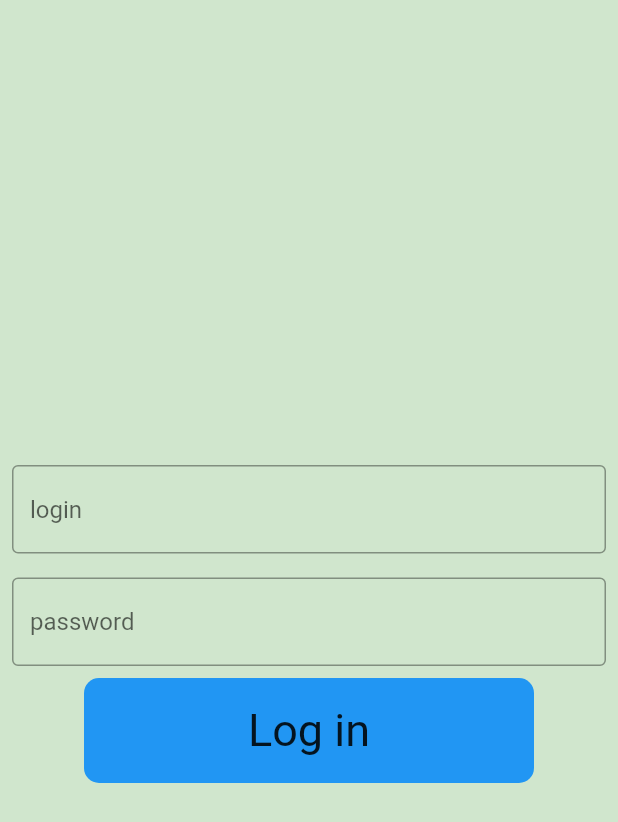
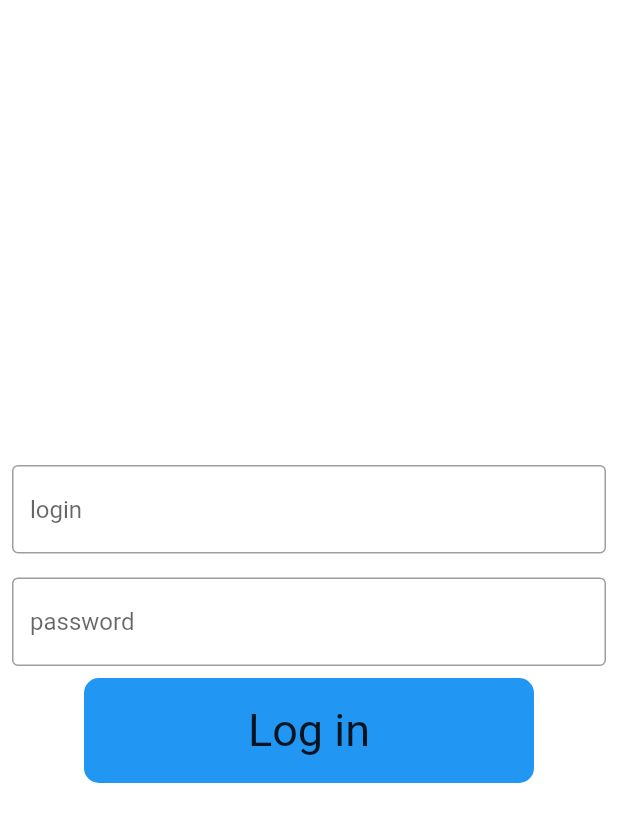
Before and after one commit to killerup12/novsu_mobile, a Flutter app: the screen it shows after launch, on a phone screen of 412 x 824 dp. Shown: the top 822 px of the screen. Run offline on Flutter 3.47's test engine with Material 2 defaults, Android fonts, the light colour scheme and no system bars; our stand-ins replace cookie_jar, dio, dio_cookie_manager, equatable, flutter_bloc, get_it and 1 more; accounts and stored records are empty; generated files the repository leaves out were written again.

Commit message:
Reworked theme and minor changes

```diff
--- a/lib/features/decorations/subject_widget.dart
+++ b/lib/features/decorations/subject_widget.dart
@@ -1,5 +1,5 @@
 import 'package:novsu_mobile/domain/models/journal.dart';
-import 'package:novsu_mobile/features/theme/theme_helper.dart';
+import 'package:novsu_mobile/features/utils/hex_color.dart';
 import 'package:flutter/material.dart';
 
 class SubjectWidget extends StatelessWidget {
@@ -16,7 +16,7 @@
   Widget build(BuildContext context) {
     return Container(
       foregroundDecoration: BoxDecoration(
-        border: Border.all(color: ThemeHelper.getAppTheme().colorGreen, width: 4),
+        border: Border.all(color: HexColor('#A8D793'), width: 4), //TODO add to theme
         borderRadius: BorderRadius.circular(25),
       ),
       child: Padding(
--- a/lib/features/screens/services/services_screen.dart
+++ b/lib/features/screens/services/services_screen.dart
@@ -23,7 +23,6 @@
               onTap: () => BlocProvider.of<ServicesBloc>(context).add(LogOutEvent()),
               child: const Icon(
                 Icons.sensor_door_outlined,
-                color: Colors.red, //TODO add to theme
               ),
             )
           ],
--- a/lib/features/screens/splash/bloc/splash_bloc.dart
+++ b/lib/features/screens/splash/bloc/splash_bloc.dart
@@ -31,7 +31,6 @@
           // emit(StepEvent(
           //     step: 'await novsuApi.getMainProfilePage(); //TODO rework')); //TODO remove
           // await novsuApi.getMainProfilePage(); //TODO rework
-
           emit(StepEvent(step: 'memoryAccessProviderl.setTimetable')); //TODO remove
 
           memoryAccessProvider.setTimetable(await novsuApi.getTimetable(
--- a/lib/features/theme/app_theme.dart
+++ b/lib/features/theme/app_theme.dart
@@ -3,9 +3,25 @@
 abstract class AppTheme {
   ThemeData get theme;
 
-  Color get colorLightGreen;
+  Color get colorLessonTypeLecture;
 
-  Color get colorGreen;
+  Color get colorLessonTypePractice;
 
-  Color get colorRed;
+  Color get colorLessonTypeUnknown;
+
+  Color get colorStudyDayBorder;
+
+  Color get colorDisciplineDetails;
+
+  TextStyle get textStyleForDayOfTheWeek;
+
+  TextStyle get textStyleForLessonTypeName;
+
+  TextStyle get textStyleForDisciplineName;
+
+  TextStyle get textStyleForDisciplineDetails;
+
+  TextStyle get textStyleForStartingLessonTime;
+
+  TextStyle get textStyleForEndingLessonTime;
 }
--- a/lib/features/theme/main_theme.dart
+++ b/lib/features/theme/main_theme.dart
@@ -2,28 +2,34 @@
 import 'package:novsu_mobile/features/utils/hex_color.dart';
 import 'package:flutter/material.dart';
 
-Map<int, Color> _colorGreen = {
-  50:  const  Color.fromRGBO(208, 230, 205, .1),
-  100: const  Color.fromRGBO(208, 230, 205, .2),
-  200: const  Color.fromRGBO(208, 230, 205, .3),
-  300: const  Color.fromRGBO(208, 230, 205, .4),
-  500: const  Color.fromRGBO(208, 230, 205, .6),
-  400: const  Color.fromRGBO(208, 230, 205, .5),
-  600: const  Color.fromRGBO(208, 230, 205, .7),
-  700: const  Color.fromRGBO(208, 230, 205, .8),
-  800: const  Color.fromRGBO(208, 230, 205, .9),
-  900: const  Color.fromRGBO(208, 230, 205, 1),
+Map<int, Color> _colorMaterialDarkBlue = {
+  50:  const  Color.fromRGBO(1, 86, 151, .1),
+  100: const  Color.fromRGBO(1, 86, 151, .2),
+  200: const  Color.fromRGBO(1, 86, 151, .3),
+  300: const  Color.fromRGBO(1, 86, 151, .4),
+  500: const  Color.fromRGBO(1, 86, 151, .6),
+  400: const  Color.fromRGBO(1, 86, 151, .5),
+  600: const  Color.fromRGBO(1, 86, 151, .7),
+  700: const  Color.fromRGBO(1, 86, 151, .8),
+  800: const  Color.fromRGBO(1, 86, 151, .9),
+  900: const  Color.fromRGBO(1, 86, 151, 1),
 };
 
-final MaterialColor _materialColorGreen = MaterialColor(0xFF0F6C4F, _colorGreen);
+final MaterialColor _materialColorGreen = MaterialColor(0xFF0F6C4F, _colorMaterialDarkBlue);
 
 
 class MainTheme implements AppTheme {
-  final Color _colorLightGreen = HexColor('#D0E6CD');
+  final Color _colorLightGreen = HexColor('#88BD32');
   final Color _colorGreen = HexColor('#A8D793');
   final Color _colorRed = HexColor('#C62828');
   final Color _colorLightRed = HexColor('#EA4752');
   final Color _colorWhite = HexColor('#FFFFFF');
+  final Color _colorBlue = HexColor('#0093FF');
+  final Color _colorPurple = HexColor('#A008FF');
+  final Color _colorSkyBlue = HexColor('#56BDE9');
+  final Color _colorDarkBlue = HexColor('#015697');
+  final Color _colorBlack = HexColor('#000000');
+  final Color _colorGray = HexColor('#8D8D8D');
 
   ThemeData? _themeDataInstance;
 
@@ -43,26 +49,25 @@
           button: const TextStyle(fontSize: 17),
         ),
         appBarTheme: AppBarTheme(
-            color: _colorLightGreen,
+            color: _colorWhite,
             iconTheme: IconThemeData(
               color: _colorWhite,
             ),
             actionsIconTheme: IconThemeData(
-              color: _materialColorGreen,
+              color: _colorDarkBlue,
             ),
             titleTextStyle: TextStyle(
               fontSize: 30,
-              color: _colorLightRed,
-              //TODO add style
+              color: _colorDarkBlue,
             ),
             elevation: 0
         ),
         bottomNavigationBarTheme: BottomNavigationBarThemeData(
           type: BottomNavigationBarType.fixed,
-          backgroundColor: _colorGreen,
-            selectedItemColor: _colorLightRed,
+          backgroundColor: _colorWhite,
+          selectedItemColor: _colorDarkBlue,
         ),
-        scaffoldBackgroundColor: _colorLightGreen,
+        scaffoldBackgroundColor: _colorWhite,
         errorColor: _colorRed,
         colorScheme: ColorScheme.fromSwatch().copyWith(secondary: _materialColorGreen),
       );
@@ -74,11 +79,59 @@
   ThemeData get theme => _getThemeData();
 
   @override
-  Color get colorRed => _colorRed;
+  Color get colorLessonTypeLecture => _colorBlue;
 
   @override
-  Color get colorGreen => _colorGreen;
+  Color get colorLessonTypePractice => _colorPurple;
 
   @override
-  Color get colorLightGreen => _colorLightGreen;
+  Color get colorLessonTypeUnknown => _colorLightGreen;
+
+  @override
+  Color get colorStudyDayBorder => _colorSkyBlue;
+
+  @override
+  Color get colorDisciplineDetails => _colorGray;
+
+  @override
+  TextStyle get textStyleForDayOfTheWeek => TextStyle(
+    color: _colorDarkBlue,
+    fontSize: 20,
+    fontWeight: FontWeight.bold
+  );
+
+  @override
+  TextStyle get textStyleForLessonTypeName => TextStyle(
+    color: _colorWhite,
+    fontSize: 14,
+    fontWeight: FontWeight.bold
+  );
+
+  @override
+  TextStyle get textStyleForDisciplineName => TextStyle(
+    color: _colorBlack,
+    fontSize: 16,
+    fontWeight: FontWeight.bold
+  );
+
+  @override
+  TextStyle get textStyleForDisciplineDetails => TextStyle(
+    color: _colorGray,
+    fontSize: 14,
+    fontWeight: FontWeight.w400
+  );
+
+  @override
+  TextStyle get textStyleForStartingLessonTime => TextStyle(
+      color: _colorBlack,
+      fontSize: 16,
+      fontWeight: FontWeight.bold
+  );
+
+  @override
+  TextStyle get textStyleForEndingLessonTime => TextStyle(
+      color: _colorGray,
+      fontSize: 14,
+      fontWeight: FontWeight.w400
+  );
 }
```
Also changed, not shown: lib/features/decorations/study_day_widget.dart (+102 -27 lines).
